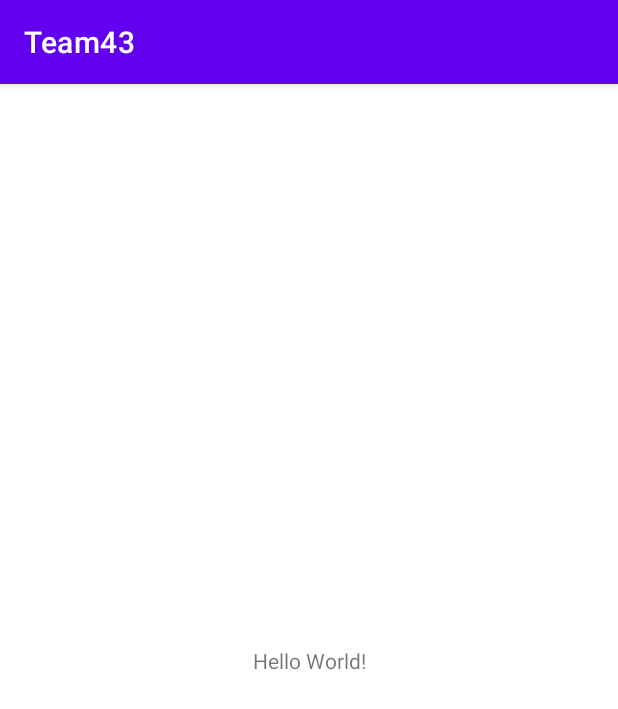
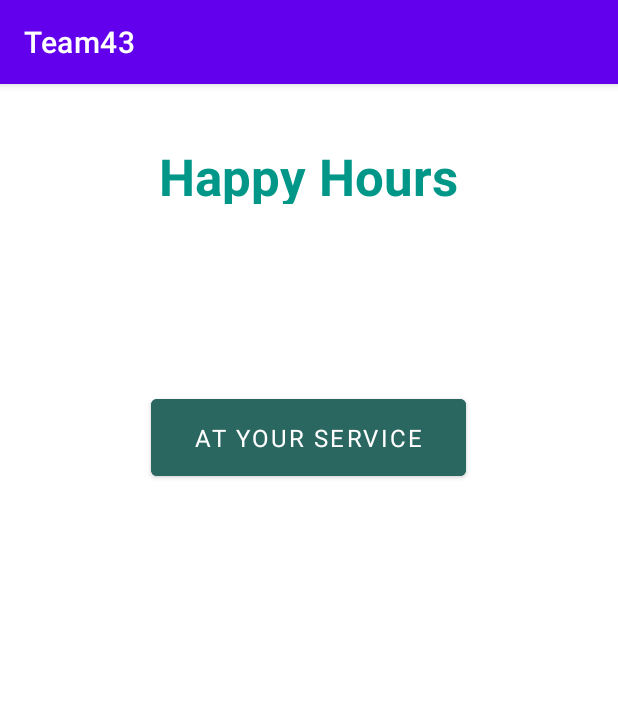
Before and after one commit to shambhavik14/Team43, an Android app: the screen it shows after launch (MainActivity), on a phone screen of 412 x 824 dp. Shown: the top 709 px of the screen. Run offline under Robolectric (Android 15) with nearby library versions, the phone set to English and light mode, and no system bars.

Commit message:
adding initial UI

```diff
--- a/app/build.gradle
+++ b/app/build.gradle
@@ -4,12 +4,12 @@ plugins {
 
 android {
     namespace 'edu.northeastern.team43'
-    compileSdk 32
+    compileSdk 33
 
     defaultConfig {
         applicationId "edu.northeastern.team43"
         minSdk 27
-        targetSdk 32
+        targetSdk 33
         versionCode 1
         versionName "1.0"
 
--- a/app/src/main/java/edu/northeastern/team43/MainActivity.java
+++ b/app/src/main/java/edu/northeastern/team43/MainActivity.java
@@ -2,7 +2,12 @@ package edu.northeastern.team43;
 
 import androidx.appcompat.app.AppCompatActivity;
 
+import android.content.Intent;
 import android.os.Bundle;
+import android.view.View;
+import android.widget.Button;
+
+import edu.northeastern.team43.R.id;
 
 public class MainActivity extends AppCompatActivity {
 
@@ -10,5 +15,14 @@ public class MainActivity extends AppCompatActivity {
     protected void onCreate(Bundle savedInstanceState) {
         super.onCreate(savedInstanceState);
         setContentView(R.layout.activity_main);
+
+        Button btn = (Button) findViewById(id.btnYourService);
+        btn.setOnClickListener(new View.OnClickListener() {
+            @Override
+            public void onClick(View v) {
+                Intent intent = new Intent(MainActivity.this, AtYourService.class);
+                startActivity(intent);
+            }
+        });
     }
 }
--- a/app/src/main/res/layout/activity_main.xml
+++ b/app/src/main/res/layout/activity_main.xml
@@ -7,12 +7,49 @@
     tools:context=".MainActivity">
 
     <TextView
+        android:id="@+id/title"
+        android:layout_width="242dp"
+        android:layout_height="41dp"
+        android:text="Happy Hours"
+        android:textAlignment="center"
+        android:textColor="#009688"
+        android:textSize="34sp"
+        android:textStyle="bold"
+        android:typeface="sans"
+        app:layout_constraintBottom_toTopOf="@+id/button"
+        app:layout_constraintEnd_toEndOf="parent"
+        app:layout_constraintHorizontal_bias="0.497"
+        app:layout_constraintStart_toStartOf="parent"
+        app:layout_constraintTop_toTopOf="@+id/guideline"
+        app:layout_constraintVertical_bias="0.097" />
+
+    <Button
+        android:id="@+id/btnYourService"
+        android:layout_width="210dp"
+        android:layout_height="63dp"
+        android:backgroundTint="#2B6761"
+        android:fontFamily="sans-serif"
+        android:text="At Your Service"
+        android:textSize="16sp"
+        app:layout_constraintBottom_toTopOf="@+id/guideline2"
+        app:layout_constraintEnd_toEndOf="parent"
+        app:layout_constraintHorizontal_bias="0.497"
+        app:layout_constraintStart_toStartOf="parent"
+        app:layout_constraintTop_toTopOf="@+id/guideline"
+        app:layout_constraintVertical_bias="0.278" />
+
+    <androidx.constraintlayout.widget.Guideline
+        android:id="@+id/guideline"
         android:layout_width="wrap_content"
         android:layout_height="wrap_content"
-        android:text="Hello World!"
-        app:layout_constraintBottom_toBottomOf="parent"
-        app:layout_constraintEnd_toEndOf="parent"
-        app:layout_constraintStart_toStartOf="parent"
-        app:layout_constraintTop_toTopOf="parent" />
+        android:orientation="horizontal"
+        app:layout_constraintGuide_percent="0.05" />
+
+    <androidx.constraintlayout.widget.Guideline
+        android:id="@+id/guideline2"
+        android:layout_width="wrap_content"
+        android:layout_height="wrap_content"
+        android:orientation="horizontal"
+        app:layout_constraintGuide_begin="696dp" />
 
 </androidx.constraintlayout.widget.ConstraintLayout>
```
Also changed, not shown: app/src/main/AndroidManifest.xml (+7 -0 lines), app/src/main/java/edu/northeastern/team43/AtYourService.java (added, +16 -0 lines), app/src/main/res/layout/activity_at_your_service.xml (added, +9 -0 lines).
